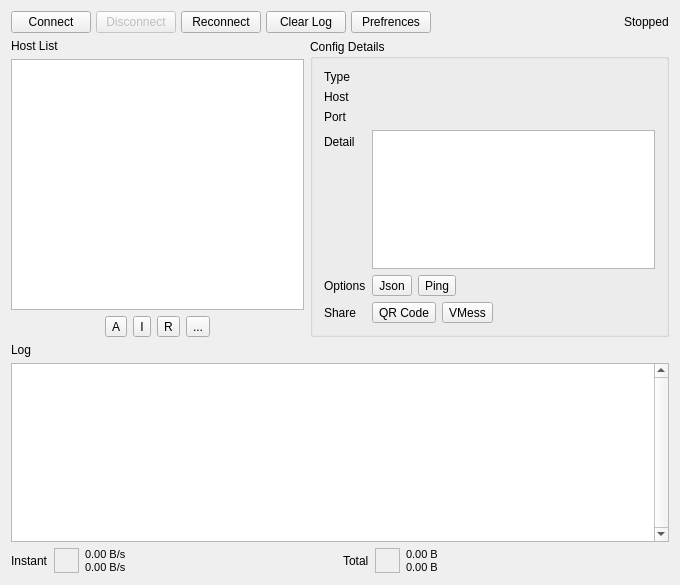
Old version of the form src/ui/w_MainWindow.ui in the repository darsvador/qvssr.
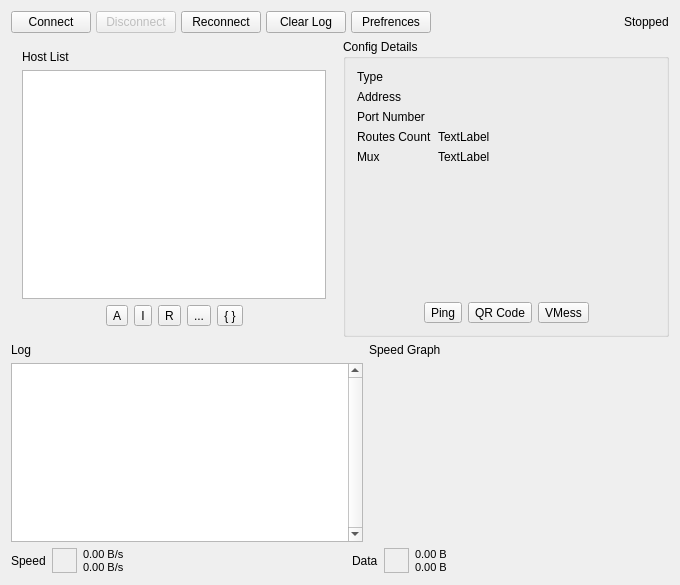
New version of the form. Icons and pictures are not drawn.

Commit message: [lots of] Many changes. - Removed Travis and Appveyor, we now focus on the Github Action - Changed a MACRO - Rewrited config searching algorithm, PATCH needed #69 - Removed global Mux Config - PARTLY supporting custom v2ray path - Added graph on the MainWindow - Fixed a ContentType error in ToolBar API - Added LICENSE for 7z.exe

```diff
--- a/src/ui/w_MainWindow.ui
+++ b/src/ui/w_MainWindow.ui
@@ -41,36 +41,14 @@
      <height>530</height>
     </size>
    </property>
-   <layout class="QGridLayout" name="gridLayout" rowstretch="0,6,4,0" columnstretch="9,11">
-    <item row="2" column="0" colspan="2">
-     <layout class="QVBoxLayout" name="verticalLayout_2">
-      <item>
-       <widget class="QLabel" name="label_10">
-        <property name="text">
-         <string>Log</string>
-        </property>
-       </widget>
-      </item>
-      <item>
-       <widget class="QTextBrowser" name="logText">
-        <property name="verticalScrollBarPolicy">
-         <enum>Qt::ScrollBarAlwaysOn</enum>
-        </property>
-        <property name="lineWrapMode">
-         <enum>QTextEdit::NoWrap</enum>
-        </property>
-        <property name="openLinks">
-         <bool>false</bool>
-        </property>
-       </widget>
-      </item>
-     </layout>
-    </item>
+   <layout class="QGridLayout" name="gridLayout_2" rowstretch="0,3,2,0">
     <item row="1" column="1">
      <widget class="QGroupBox" name="groupBox">
       <property name="title">
        <string>Config Details</string>
       </property>
+      <layout class="QVBoxLayout" name="verticalLayout_2" stretch="1,0">
+       <item>
       <layout class="QFormLayout" name="formLayout">
        <item row="0" column="0">
         <widget class="QLabel" name="label_2">
@@ -89,7 +67,7 @@
        <item row="1" column="0">
         <widget class="QLabel" name="label">
          <property name="text">
-          <string>Host</string>
+            <string>Address</string>
          </property>
         </widget>
        </item>
@@ -103,7 +81,7 @@
        <item row="2" column="0">
         <widget class="QLabel" name="label_3">
          <property name="text">
-          <string>Port</string>
+            <string>Port Number</string>
          </property>
         </widget>
        </item>
@@ -117,70 +95,47 @@
        <item row="3" column="0">
         <widget class="QLabel" name="label_4">
          <property name="text">
-          <string>Detail</string>
+            <string>Routes Count</string>
          </property>
         </widget>
        </item>
-       <item row="5" column="0">
-        <widget class="QLabel" name="label_7">
-         <property name="text">
-          <string>Share</string>
-         </property>
-        </widget>
-       </item>
-       <item row="5" column="1">
-        <layout class="QHBoxLayout" name="horizontalLayout_3">
-         <item>
-          <widget class="QToolButton" name="shareQRButton">
-           <property name="text">
-            <string>QR Code</string>
-           </property>
-          </widget>
-         </item>
-         <item>
-          <widget class="QToolButton" name="shareVMessButton">
-           <property name="text">
-            <string>VMess</string>
-           </property>
-          </widget>
-         </item>
-         <item>
-          <spacer name="horizontalSpacer_4">
-           <property name="orientation">
-            <enum>Qt::Horizontal</enum>
-           </property>
-           <property name="sizeHint" stdset="0">
-            <size>
-             <width>40</width>
-             <height>20</height>
-            </size>
-           </property>
-          </spacer>
-         </item>
-        </layout>
-       </item>
        <item row="3" column="1">
-        <widget class="QTextBrowser" name="detailInfoTxt">
-         <property name="lineWrapMode">
-          <enum>QTextEdit::NoWrap</enum>
+          <widget class="QLabel" name="label_7">
+           <property name="text">
+            <string>TextLabel</string>
          </property>
         </widget>
        </item>
        <item row="4" column="0">
-        <widget class="QLabel" name="label_9">
+          <widget class="QLabel" name="label_8">
          <property name="text">
-          <string>Options</string>
+            <string>Mux</string>
          </property>
         </widget>
        </item>
        <item row="4" column="1">
+          <widget class="QLabel" name="label_9">
+           <property name="text">
+            <string>TextLabel</string>
+           </property>
+          </widget>
+         </item>
+        </layout>
+       </item>
+       <item>
         <layout class="QHBoxLayout" name="horizontalLayout_4">
          <item>
-          <widget class="QToolButton" name="editJsonBtn">
-           <property name="text">
-            <string>Json</string>
+          <spacer name="horizontalSpacer_4">
+           <property name="orientation">
+            <enum>Qt::Horizontal</enum>
            </property>
-          </widget>
+           <property name="sizeHint" stdset="0">
+            <size>
+             <width>40</width>
+             <height>20</height>
+            </size>
+           </property>
+          </spacer>
          </item>
          <item>
           <widget class="QToolButton" name="pingTestBtn">
@@ -189,6 +144,20 @@
            </property>
           </widget>
          </item>
+         <item>
+          <widget class="QToolButton" name="shareQRButton">
+           <property name="text">
+            <string>QR Code</string>
+           </property>
+          </widget>
+         </item>
+         <item>
+          <widget class="QToolButton" name="shareVMessButton">
+           <property name="text">
+            <string>VMess</string>
+           </property>
+          </widget>
+         </item>
          <item>
           <spacer name="horizontalSpacer_9">
            <property name="orientation">
@@ -207,14 +176,80 @@
       </layout>
      </widget>
     </item>
+    <item row="0" column="0" colspan="2">
+     <layout class="QHBoxLayout" name="horizontalLayout" stretch="1,1,0,1,0,0,0">
+      <property name="spacing">
+       <number>5</number>
+      </property>
+      <item>
+       <widget class="QPushButton" name="startButton">
+        <property name="text">
+         <string>Connect</string>
+        </property>
+       </widget>
+      </item>
+      <item>
+       <widget class="QPushButton" name="stopButton">
+        <property name="enabled">
+         <bool>false</bool>
+        </property>
+        <property name="text">
+         <string>Disconnect</string>
+        </property>
+       </widget>
+      </item>
+      <item>
+       <widget class="QPushButton" name="reconnectButton">
+        <property name="text">
+         <string>Reconnect</string>
+        </property>
+       </widget>
+      </item>
+      <item>
+       <widget class="QPushButton" name="clearlogButton">
+        <property name="text">
+         <string>Clear Log</string>
+        </property>
+       </widget>
+      </item>
+      <item>
+       <widget class="QPushButton" name="prefrencesBtn">
+        <property name="text">
+         <string>Prefrences</string>
+        </property>
+       </widget>
+      </item>
+      <item>
+       <spacer name="horizontalSpacer">
+        <property name="orientation">
+         <enum>Qt::Horizontal</enum>
+        </property>
+        <property name="sizeType">
+         <enum>QSizePolicy::Maximum</enum>
+        </property>
+        <property name="sizeHint" stdset="0">
+         <size>
+          <width>999999999</width>
+          <height>0</height>
+         </size>
+        </property>
+       </spacer>
+      </item>
+      <item>
+       <widget class="QLabel" name="statusLabel">
+        <property name="text">
+         <string>Stopped</string>
+        </property>
+       </widget>
+      </item>
+     </layout>
+    </item>
     <item row="3" column="0" colspan="2">
-     <layout class="QGridLayout" name="gridLayout_2" columnminimumwidth="1,1">
-      <item row="0" column="0">
-       <layout class="QHBoxLayout" name="horizontalLayout_5">
+     <layout class="QHBoxLayout" name="horizontalLayout_2">
         <item>
          <widget class="QLabel" name="label_5">
           <property name="text">
-           <string>Instant</string>
+         <string>Speed</string>
           </property>
          </widget>
         </item>
@@ -269,10 +304,6 @@
           </property>
          </spacer>
         </item>
-       </layout>
-      </item>
-      <item row="0" column="1">
-       <layout class="QHBoxLayout" name="horizontalLayout_6">
         <item>
          <widget class="QLabel" name="label_6">
           <property name="sizePolicy">
@@ -288,7 +319,7 @@
            </size>
           </property>
           <property name="text">
-           <string>Total</string>
+         <string>Data</string>
           </property>
          </widget>
         </item>
@@ -345,12 +376,55 @@
         </item>
        </layout>
       </item>
+    <item row="2" column="0" colspan="2">
+     <layout class="QGridLayout" name="gridLayout" columnstretch="5,2">
+      <item row="0" column="0">
+       <widget class="QLabel" name="label_11">
+        <property name="text">
+         <string>Log</string>
+        </property>
+       </widget>
+      </item>
+      <item row="1" column="0">
+       <widget class="QTextBrowser" name="logText">
+        <property name="verticalScrollBarPolicy">
+         <enum>Qt::ScrollBarAlwaysOn</enum>
+        </property>
+        <property name="lineWrapMode">
+         <enum>QTextEdit::NoWrap</enum>
+        </property>
+        <property name="openLinks">
+         <bool>false</bool>
+        </property>
+       </widget>
+      </item>
+      <item row="0" column="1">
+       <widget class="QLabel" name="label_10">
+        <property name="text">
+         <string>Speed Graph</string>
+        </property>
+       </widget>
+      </item>
+      <item row="1" column="1">
+       <widget class="QWidget" name="speedChart" native="true">
+        <property name="minimumSize">
+         <size>
+          <width>300</width>
+          <height>0</height>
+         </size>
+        </property>
+        <property name="layoutDirection">
+         <enum>Qt::LeftToRight</enum>
+        </property>
+       </widget>
+      </item>
      </layout>
     </item>
     <item row="1" column="0">
+     <widget class="QFrame" name="hostFrame">
      <layout class="QVBoxLayout" name="verticalLayout">
       <item>
-       <widget class="QLabel" name="label_8">
+        <widget class="QLabel" name="label_14">
         <property name="text">
          <string>Host List</string>
         </property>
@@ -397,9 +471,9 @@
        </widget>
       </item>
       <item>
-       <layout class="QHBoxLayout" name="horizontalLayout_2">
+        <layout class="QHBoxLayout" name="horizontalLayout_3">
         <item>
-         <spacer name="horizontalSpacer_2">
+          <spacer name="horizontalSpacer_3">
           <property name="orientation">
            <enum>Qt::Horizontal</enum>
           </property>
@@ -486,7 +560,14 @@
          </widget>
         </item>
         <item>
-         <spacer name="horizontalSpacer_3">
+          <widget class="QToolButton" name="editJsonBtn">
+           <property name="text">
+            <string>{ }</string>
+           </property>
+          </widget>
+         </item>
+         <item>
+          <spacer name="horizontalSpacer_2">
           <property name="orientation">
            <enum>Qt::Horizontal</enum>
           </property>
@@ -501,74 +582,7 @@
        </layout>
       </item>
      </layout>
-    </item>
-    <item row="0" column="0" colspan="2">
-     <layout class="QHBoxLayout" name="horizontalLayout" stretch="1,1,0,1,0,0,0">
-      <property name="spacing">
-       <number>5</number>
-      </property>
-      <item>
-       <widget class="QPushButton" name="startButton">
-        <property name="text">
-         <string>Connect</string>
-        </property>
-       </widget>
-      </item>
-      <item>
-       <widget class="QPushButton" name="stopButton">
-        <property name="enabled">
-         <bool>false</bool>
-        </property>
-        <property name="text">
-         <string>Disconnect</string>
-        </property>
-       </widget>
-      </item>
-      <item>
-       <widget class="QPushButton" name="reconnectButton">
-        <property name="text">
-         <string>Reconnect</string>
-        </property>
-       </widget>
-      </item>
-      <item>
-       <widget class="QPushButton" name="clearlogButton">
-        <property name="text">
-         <string>Clear Log</string>
-        </property>
-       </widget>
-      </item>
-      <item>
-       <widget class="QPushButton" name="prefrencesBtn">
-        <property name="text">
-         <string>Prefrences</string>
-        </property>
-       </widget>
-      </item>
-      <item>
-       <spacer name="horizontalSpacer">
-        <property name="orientation">
-         <enum>Qt::Horizontal</enum>
-        </property>
-        <property name="sizeType">
-         <enum>QSizePolicy::Maximum</enum>
-        </property>
-        <property name="sizeHint" stdset="0">
-         <size>
-          <width>999999999</width>
-          <height>0</height>
-         </size>
-        </property>
-       </spacer>
-      </item>
-      <item>
-       <widget class="QLabel" name="statusLabel">
-        <property name="text">
-         <string>Stopped</string>
-        </property>
-       </widget>
-      </item>
-     </layout>
+     </widget>
     </item>
    </layout>
   </widget>
```
Lines whose indentation alone changed are shown as unchanged. The commit also changes 24 other files.
